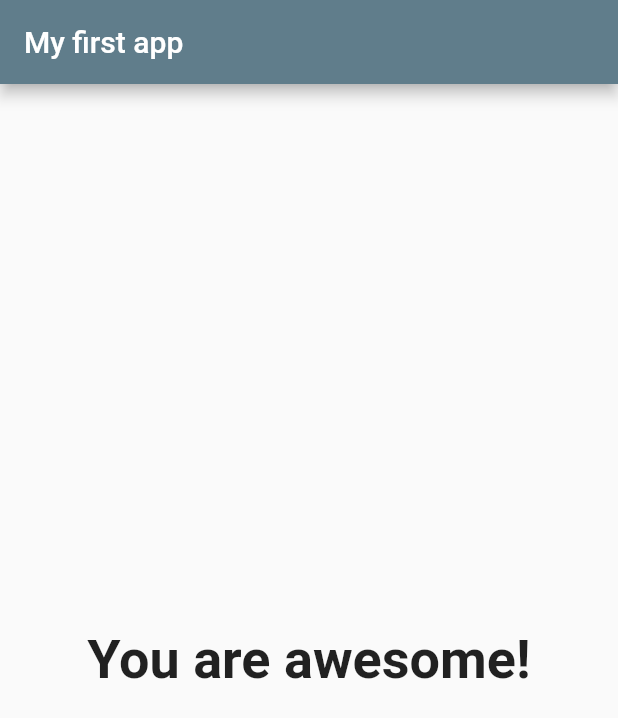
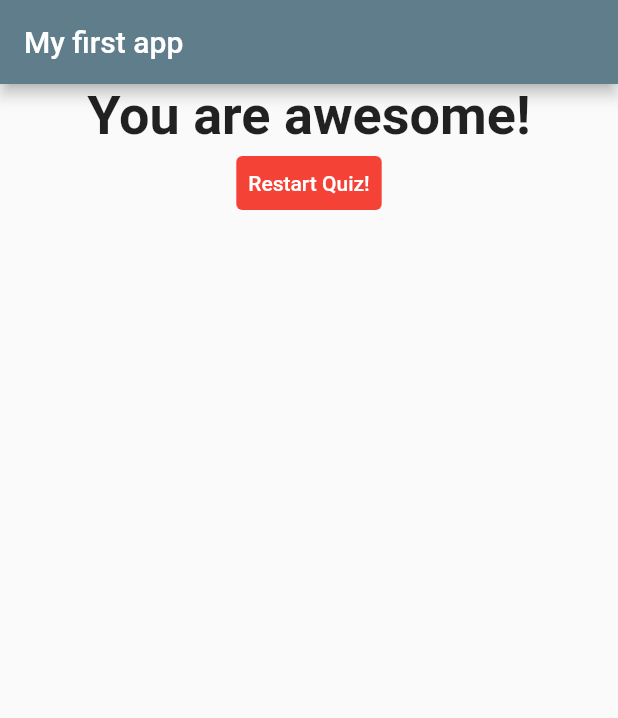
Before and after one commit to pveg/Flutter_Testing_App, a Flutter app: the screen it shows after launch, after a tap on "red", after a tap on "snake", after a tap on "Lord of the Rings", on a phone screen of 412 x 824 dp. Shown: the top 718 px of the screen. Run offline on Flutter 3.47's test engine with Material 2 defaults, Android fonts, the phone set to English and light mode, and no system bars.

Commit message:
adds button to restart the quiz

```diff
--- a/lib/main.dart
+++ b/lib/main.dart
@@ -47,6 +47,15 @@ class _MyTestingAppState extends State<MyTestingApp> {
   var _questionIndex = 0;
   var _totalScore = 0;
 
+  void _resetQuiz() {
+    setState(() {
+    _questionIndex = 0;
+    _totalScore = 0;
+
+    });
+
+  }
+
   void _answerQuestion(int score) {
     _totalScore += score;
     setState(() {
@@ -66,15 +75,14 @@ class _MyTestingAppState extends State<MyTestingApp> {
     return MaterialApp(
       home: Scaffold(
         appBar: AppBar(
-            title: Text('My first app'),
-            backgroundColor: Colors.blueGrey),
+            title: Text('My first app'), backgroundColor: Colors.blueGrey),
         body: _questionIndex < _questions.length
             ? Quiz(
                 answerQuestion: _answerQuestion,
                 questionIndex: _questionIndex,
                 questions: _questions,
               )
-            : Result(_totalScore),
+            : Result(_totalScore, _resetQuiz),
       ),
     ); //receive the named arguments
   }
--- a/lib/result.dart
+++ b/lib/result.dart
@@ -6,8 +6,9 @@ import 'package:flutter/material.dart';
 
 class Result extends StatelessWidget {
   final int resultScore;
+  final VoidCallback resetQuiz;
 
-  Result(this.resultScore);
+  Result(this.resultScore, this.resetQuiz);
 
   String get resultPhrase {
     var resultText = 'You did it';
@@ -26,9 +27,19 @@ class Result extends StatelessWidget {
   @override
   Widget build(BuildContext context) {
     return Center(
-      child: Text(
-        resultPhrase,
-        style: TextStyle(fontSize: 36, fontWeight: FontWeight.bold),
+      child: Column(
+        children: [
+          Text(
+            resultPhrase,
+            style: TextStyle(fontSize: 36, fontWeight: FontWeight.bold),
+          ),
+          TextButton(
+            onPressed: resetQuiz,
+            child: Text('Restart Quiz!'),
+            style: TextButton.styleFrom(
+                backgroundColor: Colors.red, foregroundColor: Colors.white),
+          )
+        ],
       ),
     );
   }
```
